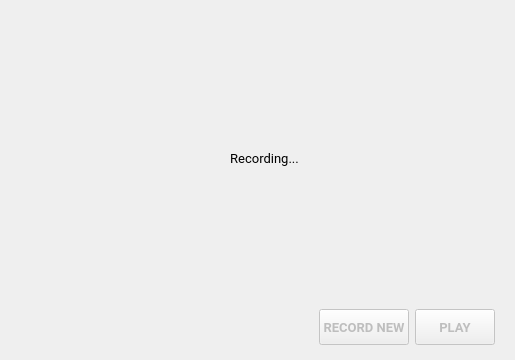
Above: android/android-emu/android/skin/qt/extended-pages/record-macro-page.ui from aosp-mirror/platform_external_qemu before the change. Below: the same form after it.
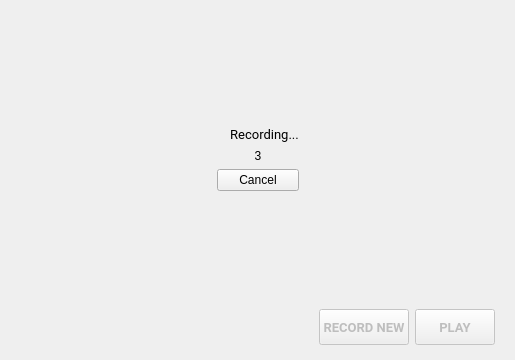
That is the form after the change. The open tabs and pages were chosen to show the change. Icons and pictures are not drawn. Custom widgets are drawn as their Qt base class.

Commit message: MacroUI: Adds timer with cancel option before starting a recording.

Patch:
```diff
--- a/android/android-emu/android/skin/qt/extended-pages/record-macro-page.ui
+++ b/android/android-emu/android/skin/qt/extended-pages/record-macro-page.ui
@@ -232,7 +232,7 @@
       </layout>
      </widget>
      <widget class="QWidget" name="recordingOverlay">
-      <layout class="QVBoxLayout" name="verticalLayout_7">
+      <layout class="QVBoxLayout" name="verticalLayout_8">
        <item>
         <spacer name="verticalSpacer">
          <property name="orientation">
@@ -247,7 +247,7 @@
         </spacer>
        </item>
        <item>
-        <layout class="QHBoxLayout" name="horizontalLayout_2">
+        <layout class="QHBoxLayout" name="horizontalLayout_4">
          <item>
           <spacer name="horizontalSpacer_2">
            <property name="orientation">
@@ -262,6 +262,10 @@
           </spacer>
          </item>
          <item>
+          <layout class="QVBoxLayout" name="verticalLayout_7">
+           <item>
+            <layout class="QHBoxLayout" name="horizontalLayout_2">
+             <item>
           <widget class="QLabel" name="recordingIcon">
            <property name="sizePolicy">
             <sizepolicy hsizetype="Fixed" vsizetype="Fixed">
@@ -310,6 +314,27 @@
             <set>Qt::AlignCenter</set>
            </property>
           </widget>
+             </item>
+            </layout>
+           </item>
+           <item>
+            <widget class="QLabel" name="countLabel">
+             <property name="text">
+              <string>3</string>
+             </property>
+             <property name="alignment">
+              <set>Qt::AlignCenter</set>
+             </property>
+            </widget>
+           </item>
+           <item>
+            <widget class="QPushButton" name="cancelButton">
+             <property name="text">
+              <string>Cancel</string>
+             </property>
+            </widget>
+           </item>
+          </layout>
          </item>
          <item>
           <spacer name="horizontalSpacer_3">
```
Lines whose indentation alone changed are shown as unchanged. The commit also changes 2 other files.
